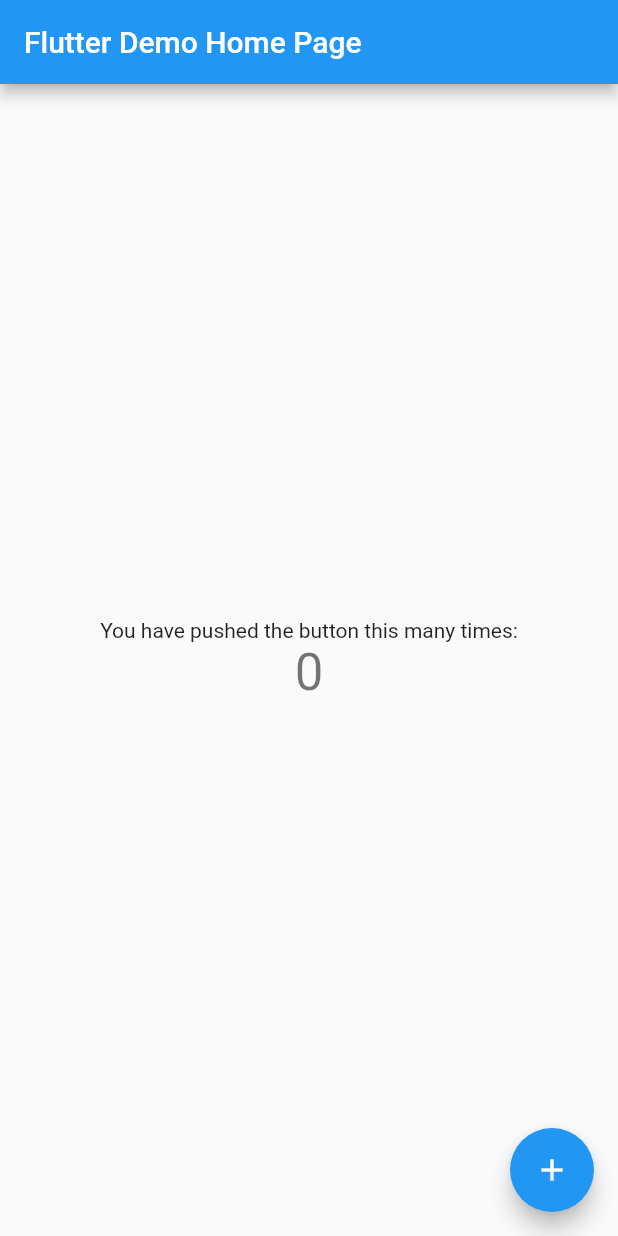
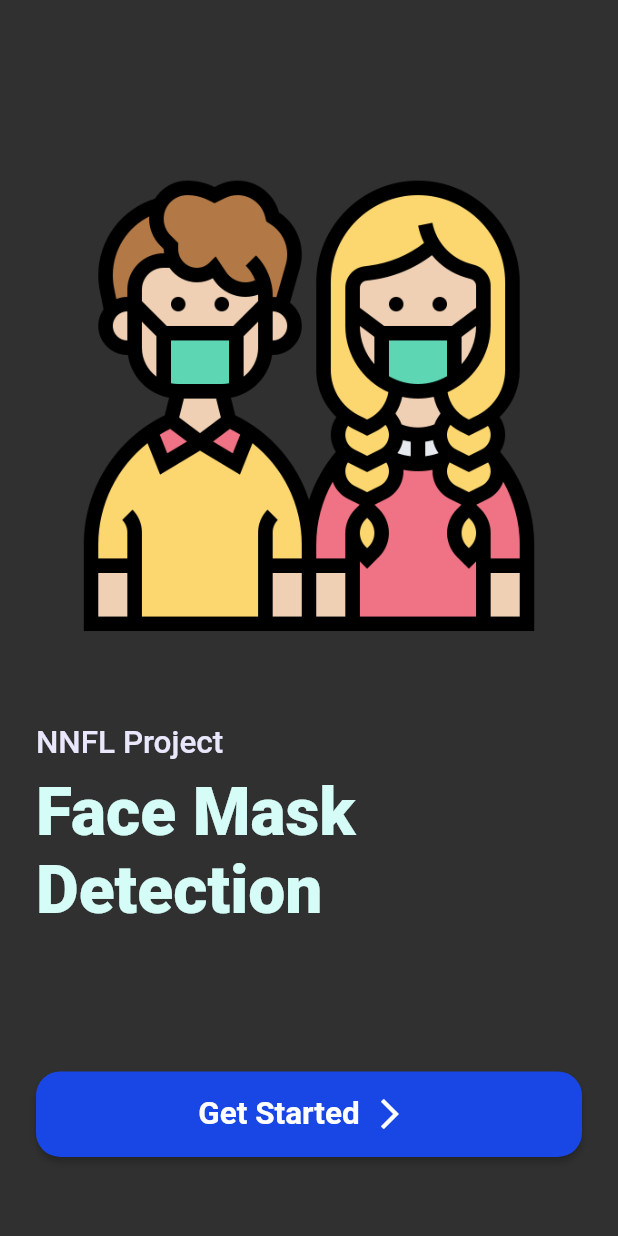
Before and after one commit to aniketambore/nnfl_project, a Flutter app: the screen it shows after launch, on a phone screen of 412 x 824 dp. Run offline on Flutter 3.47's test engine with Material 2 defaults, Android fonts, the light colour scheme and no system bars.

Commit message:
Onboard screen implemented

```diff
--- a/lib/main.dart
+++ b/lib/main.dart
@@ -1,113 +1,21 @@
+import 'package:flutter/cupertino.dart';
 import 'package:flutter/material.dart';
+import 'package:nnfl_project/screens/onboard_screen.dart';
 
 void main() {
   runApp(MyApp());
 }
 
 class MyApp extends StatelessWidget {
-  // This widget is the root of your application.
   @override
   Widget build(BuildContext context) {
     return MaterialApp(
       title: 'Flutter Demo',
       theme: ThemeData(
-        // This is the theme of your application.
-        //
-        // Try running your application with "flutter run". You'll see the
-        // application has a blue toolbar. Then, without quitting the app, try
-        // changing the primarySwatch below to Colors.green and then invoke
-        // "hot reload" (press "r" in the console where you ran "flutter run",
-        // or simply save your changes to "hot reload" in a Flutter IDE).
-        // Notice that the counter didn't reset back to zero; the application
-        // is not restarted.
-        primarySwatch: Colors.blue,
-      ),
-      home: MyHomePage(title: 'Flutter Demo Home Page'),
+          primaryColor: Colors.cyan[400],
+          accentColor: Colors.deepOrange[200],
+          brightness: Brightness.dark),
+      home: OnboardScreen(),
     );
   }
 }
-
-class MyHomePage extends StatefulWidget {
-  MyHomePage({Key? key, required this.title}) : super(key: key);
-
-  // This widget is the home page of your application. It is stateful, meaning
-  // that it has a State object (defined below) that contains fields that affect
-  // how it looks.
-
-  // This class is the configuration for the state. It holds the values (in this
-  // case the title) provided by the parent (in this case the App widget) and
-  // used by the build method of the State. Fields in a Widget subclass are
-  // always marked "final".
-
-  final String title;
-
-  @override
-  _MyHomePageState createState() => _MyHomePageState();
-}
-
-class _MyHomePageState extends State<MyHomePage> {
-  int _counter = 0;
-
-  void _incrementCounter() {
-    setState(() {
-      // This call to setState tells the Flutter framework that something has
-      // changed in this State, which causes it to rerun the build method below
-      // so that the display can reflect the updated values. If we changed
-      // _counter without calling setState(), then the build method would not be
-      // called again, and so nothing would appear to happen.
-      _counter++;
-    });
-  }
-
-  @override
-  Widget build(BuildContext context) {
-    // This method is rerun every time setState is called, for instance as done
-    // by the _incrementCounter method above.
-    //
-    // The Flutter framework has been optimized to make rerunning build methods
-    // fast, so that you can just rebuild anything that needs updating rather
-    // than having to individually change instances of widgets.
-    return Scaffold(
-      appBar: AppBar(
-        // Here we take the value from the MyHomePage object that was created by
-        // the App.build method, and use it to set our appbar title.
-        title: Text(widget.title),
-      ),
-      body: Center(
-        // Center is a layout widget. It takes a single child and positions it
-        // in the middle of the parent.
-        child: Column(
-          // Column is also a layout widget. It takes a list of children and
-          // arranges them vertically. By default, it sizes itself to fit its
-          // children horizontally, and tries to be as tall as its parent.
-          //
-          // Invoke "debug painting" (press "p" in the console, choose the
-          // "Toggle Debug Paint" action from the Flutter Inspector in Android
-          // Studio, or the "Toggle Debug Paint" command in Visual Studio Code)
-          // to see the wireframe for each widget.
-          //
-          // Column has various properties to control how it sizes itself and
-          // how it positions its children. Here we use mainAxisAlignment to
-          // center the children vertically; the main axis here is the vertical
-          // axis because Columns are vertical (the cross axis would be
-          // horizontal).
-          mainAxisAlignment: MainAxisAlignment.center,
-          children: <Widget>[
-            Text(
-              'You have pushed the button this many times:',
-            ),
-            Text(
-              '$_counter',
-              style: Theme.of(context).textTheme.headline4,
-            ),
-          ],
-        ),
-      ),
-      floatingActionButton: FloatingActionButton(
-        onPressed: _incrementCounter,
-        tooltip: 'Increment',
-        child: Icon(Icons.add),
-      ), // This trailing comma makes auto-formatting nicer for build methods.
-    );
-  }
-}
--- /dev/null
+++ b/lib/screens/onboard_screen.dart
@@ -0,0 +1,109 @@
+import 'package:flutter/cupertino.dart';
+import 'package:flutter/material.dart';
+import 'package:nnfl_project/utils/colors.dart';
+
+class OnboardScreen extends StatelessWidget {
+  @override
+  Widget build(BuildContext context) {
+    return Material(
+      child: Container(
+//        color: white,
+        child: Column(
+          children: <Widget>[
+            Expanded(
+              flex: 4,
+              child: Container(
+                child: Column(
+                  mainAxisAlignment: MainAxisAlignment.spaceEvenly,
+                  children: <Widget>[
+                    SizedBox(
+                      height: 40,
+                    ),
+                    Center(
+                      child: Image.asset(
+                        "assets/images/medical-mask.png",
+                        height: 340,
+                        width: 310,
+                      ),
+                    ),
+                  ],
+                ),
+              ),
+            ),
+            Expanded(
+              flex: 2,
+              child: Column(
+                crossAxisAlignment: CrossAxisAlignment.start,
+                children: <Widget>[
+                  Padding(
+                    padding: const EdgeInsets.only(
+                        left: 24.0, right: 24.0, top: 12.0, bottom: 4.0),
+                    child: Text(
+                      "NNFL Project",
+                      textAlign: TextAlign.start,
+                      style: TextStyle(
+                          fontSize: 21,
+                          color: selago,
+                          fontWeight: FontWeight.w500),
+                    ),
+                  ),
+                  Padding(
+                    padding: const EdgeInsets.only(
+                        left: 24.0, right: 24.0, top: 4.0, bottom: 12.0),
+                    child: Text(
+                      "Face Mask Detection",
+                      textAlign: TextAlign.start,
+                      style: TextStyle(
+                          fontSize: 44,
+                          color: foam,
+                          fontWeight: FontWeight.w800),
+                    ),
+                  ),
+                ],
+              ),
+            ),
+            Expanded(
+              flex: 1,
+              child: Column(
+                children: <Widget>[
+                  Padding(
+                    padding:
+                        const EdgeInsets.only(left: 24.0, top: 8, right: 24),
+                    child: ButtonTheme(
+                      minWidth: MediaQuery.of(context).size.width,
+                      child: RaisedButton(
+                        padding: EdgeInsets.all(16),
+                        color: persian_blue,
+                        onPressed: () {
+                          Navigator.pushNamed(context, "/welcome_screen");
+                        },
+                        textColor: white,
+                        child: Row(
+                          mainAxisAlignment: MainAxisAlignment.center,
+                          children: <Widget>[
+                            Text(
+                              "Get Started",
+                              style: TextStyle(
+                                  fontSize: 21.0, fontWeight: FontWeight.bold),
+                            ),
+                            Padding(
+                              padding:
+                                  const EdgeInsets.symmetric(horizontal: 8.0),
+                              child: Icon(Icons.arrow_forward_ios),
+                            )
+                          ],
+                        ),
+                        shape: RoundedRectangleBorder(
+                            borderRadius: new BorderRadius.circular(16.0)),
+                      ),
+                    ),
+                  ),
+                ],
+              ),
+            )
+          ],
+        ),
+      ),
+    );
+  }
+}
--- /dev/null
+++ b/lib/utils/colors.dart
@@ -0,0 +1,26 @@
+import 'package:flutter/material.dart';
+
+const persian_blue = Color(0xFF1947E6);
+const white = Color(0xFFFFFFFF);
+const athens_gray = Color(0xFFF4F5F7);
+const lightening_yellow = Color(0xFFFFBD12);
+const flamingo = Color(0xFFF95A2C);
+const black = Color(0xFF000000);
+const wood_smoke = Color(0xFF18191F);
+const trout = Color(0xFF474A57);
+const santas_gray = Color(0xFF969BAB);
+const selago = Color(0xFFE9E7FC);
+const carribean_green = Color(0xFF00C6AE);
+const santas_gray_10 = Color(0xFF9FA4B4);
+const dandelion = Color(0xFFFFD465);
+const caribbean_color = Color(0xFF00C6AE);
+const pastel_pink = Color(0xFFFFC7DE);
+const pink_salomn = Color(0xFFFF89BB);
+const athen_gray = Color(0xFFF4F5F7);
+const bareley_white = Color(0xFFFFF4CC);
+const fair_pink = Color(0xFFFFE8E8);
+const foam = Color(0xFFD6FCF7);
+const lavandar_bush = Color(0xFFFFF3F8);
+const mona_lisa = Color(0xFFFF9692);
+const athens = Color(0xFFEEEFF4);
+const turquoise_blue = Color(0xFF61E4C5);
--- a/pubspec.yaml
+++ b/pubspec.yaml
@@ -45,8 +45,8 @@
   uses-material-design: true
 
   # To add assets to your application, add an assets section, like this:
-  # assets:
-  #   - images/a_dot_burr.jpeg
+  assets:
+     - assets/images/
   #   - images/a_dot_ham.jpeg
 
   # An image asset can refer to one or more resolution-specific "variants", see
```
Also changed, not shown: assets/images/medical-mask.png (added).
